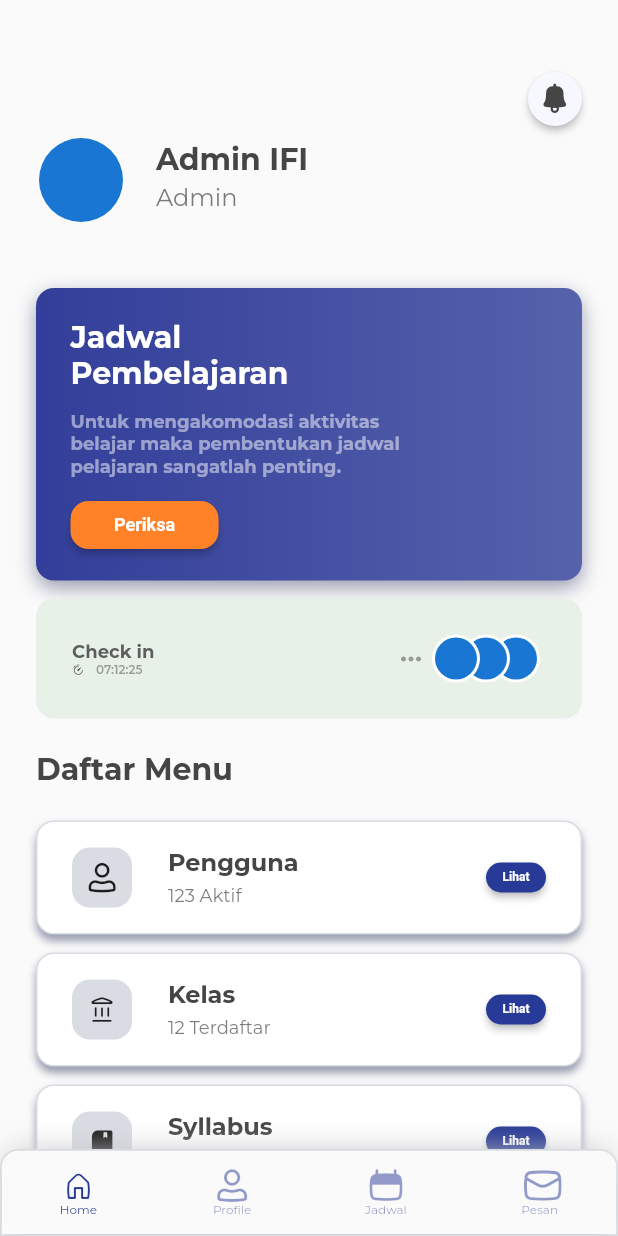
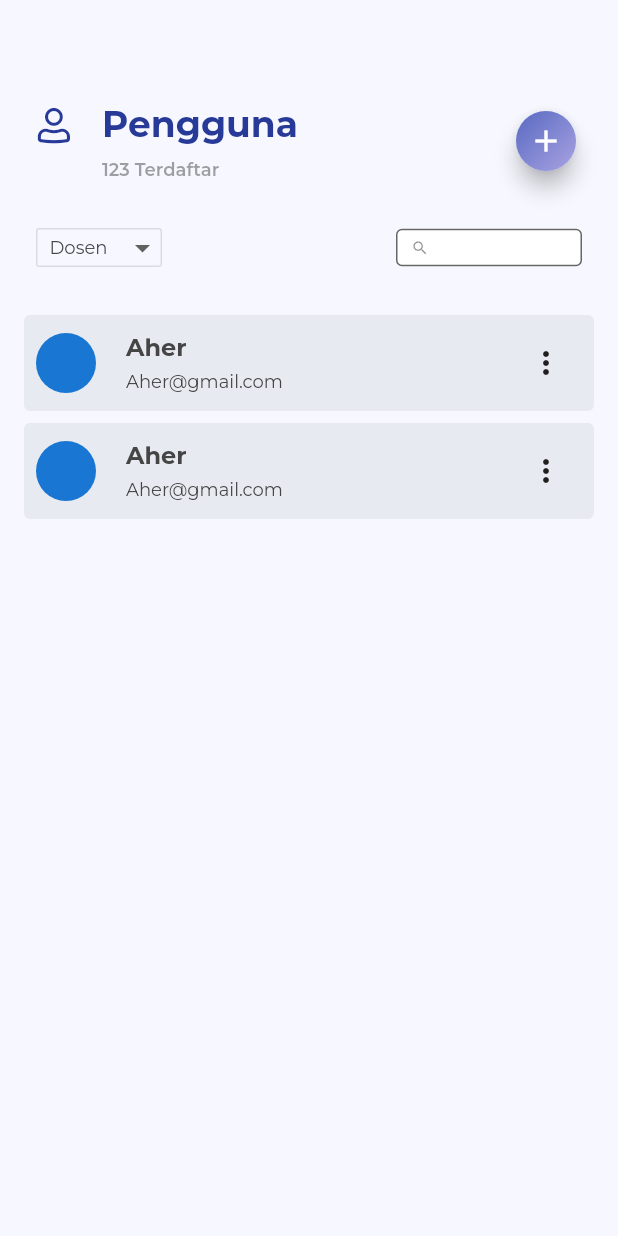
Before and after one commit to fadilmuh22/ifi_lms, a Flutter app: the screen it shows after launch, after a tap on "Lihat", on a phone screen of 412 x 824 dp. Run offline on Flutter 3.47's test engine with Material 2 defaults, Android fonts, the phone set to English and light mode, and no system bars; drawn by our look-alikes of flutter_slidable; our stand-ins replace dio, flutter_riverpod, syncfusion_flutter_calendar.

Commit message:
users screen adn classes screen

```diff
--- a/lib/screens/dashboard_screen.dart
+++ b/lib/screens/dashboard_screen.dart
@@ -1,4 +1,6 @@
 import 'package:flutter/material.dart';
+import 'package:ifi_lms/screens/classes_screen.dart';
+import 'package:ifi_lms/screens/users_screen.dart';
 import 'package:ifi_lms/util/colors.dart';
 import 'package:ifi_lms/util/custom_icons.dart';
 
@@ -43,11 +45,21 @@ class _DashboardScreenState extends State<DashboardScreen> {
             ),
             const SizedBox(height: 22),
             _crudMenuListTile(
-                context, CustomIcons.person, 'Pengguna', '123 Aktif'),
+                context, CustomIcons.person, 'Pengguna', '123 Aktif', () {
+              Navigator.push(
+                context,
+                MaterialPageRoute(builder: (context) => const UsersScreen()),
+              );
+            }),
             _crudMenuListTile(
-                context, CustomIcons.class_icon, 'Kelas', '12 Terdaftar'),
+                context, CustomIcons.class_icon, 'Kelas', '12 Terdaftar', () {
+              Navigator.push(
+                context,
+                MaterialPageRoute(builder: (context) => const ClassesScreen()),
+              );
+            }),
             _crudMenuListTile(
-                context, CustomIcons.syllabus, 'Syllabus', '3 Kategori'),
+                context, CustomIcons.syllabus, 'Syllabus', '3 Kategori', () {}),
           ],
         ),
         const SizedBox(height: 48),
@@ -55,8 +67,8 @@ class _DashboardScreenState extends State<DashboardScreen> {
     );
   }
 
-  Container _crudMenuListTile(
-      BuildContext context, IconData iconTile, String title, String stats) {
+  Container _crudMenuListTile(BuildContext context, IconData iconTile,
+      String title, String stats, void Function()? onPressed) {
     return Container(
       margin: const EdgeInsets.only(bottom: 12),
       padding: const EdgeInsets.symmetric(vertical: 17.0, horizontal: 23),
@@ -125,7 +137,7 @@ class _DashboardScreenState extends State<DashboardScreen> {
             width: 40,
             height: 20,
             child: ElevatedButton(
-              onPressed: () {},
+              onPressed: onPressed,
               child: const Text('Lihat'),
               style: ElevatedButton.styleFrom(
                 shape: RoundedRectangleBorder(
@@ -201,11 +213,18 @@ class _DashboardScreenState extends State<DashboardScreen> {
 
   Container _checkinCard(BuildContext context) {
     return Container(
-      padding: const EdgeInsets.all(24),
       decoration: BoxDecoration(
         color: const Color(0xFFE7F1E8),
         borderRadius: BorderRadius.circular(12),
       ),
+      child: Material(
+        color: Colors.transparent,
+        child: InkWell(
+          onTap: () {},
+          borderRadius: BorderRadius.circular(12),
+          splashColor: ColorsUtil.font.withOpacity(.5),
+          child: Padding(
+            padding: const EdgeInsets.all(24),
             child: Row(
               mainAxisAlignment: MainAxisAlignment.spaceBetween,
               children: [
@@ -300,6 +319,9 @@ class _DashboardScreenState extends State<DashboardScreen> {
                 ),
               ],
             ),
+          ),
+        ),
+      ),
     );
   }
 
--- a/lib/screens/profile_screen.dart
+++ b/lib/screens/profile_screen.dart
@@ -237,7 +237,7 @@ class _ProfileScreenState extends State<ProfileScreen> {
                         }).toList(),
                         onChanged: (_) {},
                       ),
-                    )
+                    ),
                   ],
                 ),
               ),
@@ -403,7 +403,8 @@ dynamic uploadFile(BuildContext context) {
     ),
     clipBehavior: Clip.antiAliasWithSaveLayer,
     builder: (context) {
-      return Column(
+      return Container(
+        child: Column(
           children: [
             ListTile(
               leading: const Icon(Icons.photo),
@@ -413,6 +414,7 @@ dynamic uploadFile(BuildContext context) {
               },
             ),
           ],
+        ),
       );
     },
   );
--- /dev/null
+++ b/lib/screens/users_screen.dart
@@ -0,0 +1,276 @@
+import 'package:flutter/material.dart';
+import 'package:flutter_slidable/flutter_slidable.dart';
+import 'package:ifi_lms/util/colors.dart';
+import 'package:ifi_lms/util/custom_icons.dart';
+
+class UsersScreen extends StatefulWidget {
+  const UsersScreen({Key? key}) : super(key: key);
+
+  @override
+  State<UsersScreen> createState() => _UsersScreenState();
+}
+
+class _UsersScreenState extends State<UsersScreen> {
+  final FocusNode _searchFieldFocus = FocusNode();
+  @override
+  Widget build(BuildContext context) {
+    return GestureDetector(
+      onTap: () => FocusManager.instance.primaryFocus?.unfocus(),
+      child: Scaffold(
+        backgroundColor: Theme.of(context).colorScheme.background,
+        body: ListView(
+          padding: const EdgeInsets.all(16),
+          children: [
+            const SizedBox(height: 52),
+            Padding(
+              padding: const EdgeInsets.symmetric(horizontal: 8.0),
+              child: Column(
+                children: [
+                  Row(
+                    mainAxisAlignment: MainAxisAlignment.spaceBetween,
+                    children: [
+                      Row(
+                        crossAxisAlignment: CrossAxisAlignment.start,
+                        children: [
+                          Column(
+                            children: [
+                              Padding(
+                                padding: const EdgeInsets.only(top: 4.0),
+                                child: Icon(
+                                  CustomIcons.person,
+                                  color: ColorsUtil.primary,
+                                  size: 24,
+                                ),
+                              ),
+                            ],
+                          ),
+                          const SizedBox(width: 20),
+                          Column(
+                            crossAxisAlignment: CrossAxisAlignment.start,
+                            children: [
+                              Text(
+                                'Pengguna',
+                                style: TextStyle(
+                                  color: ColorsUtil.primary,
+                                  fontSize: 24,
+                                  fontWeight: FontWeight.bold,
+                                ),
+                              ),
+                              const SizedBox(height: 8),
+                              Text(
+                                '123 Terdaftar',
+                                style: TextStyle(
+                                  color: ColorsUtil.font.withOpacity(.5),
+                                  fontSize: 12,
+                                  fontWeight: FontWeight.w600,
+                                ),
+                              ),
+                            ],
+                          ),
+                        ],
+                      ),
+                      FloatingActionButton(
+                        onPressed: () {},
+                        mini: true,
+                        child: Container(
+                          width: 40,
+                          height: 40,
+                          child: Icon(
+                            Icons.add,
+                            size: 24,
+                            color: Theme.of(context).colorScheme.onPrimary,
+                          ),
+                          decoration: const BoxDecoration(
+                            shape: BoxShape.circle,
+                            gradient: LinearGradient(
+                              colors: [
+                                Color(0xFF5769C1),
+                                Color(0xFFAAA3E2),
+                              ],
+                              begin: Alignment(-1, -1),
+                              end: Alignment(1, 1),
+                              tileMode: TileMode.mirror,
+                            ),
+                          ),
+                        ),
+                      ),
+                    ],
+                  ),
+                  const SizedBox(height: 32),
+                  Row(
+                    mainAxisAlignment: MainAxisAlignment.spaceBetween,
+                    children: [
+                      Container(
+                        width: 84,
+                        padding: const EdgeInsets.only(
+                          left: 8,
+                        ),
+                        decoration: BoxDecoration(
+                          color: ColorsUtil.background,
+                          border: Border.all(
+                            color: const Color(0xFFD9DCE3),
+                            width: 1,
+                          ),
+                          borderRadius: BorderRadius.circular(2),
+                        ),
+                        child: DropdownButton<String>(
+                          isDense: true,
+                          isExpanded: true,
+                          focusColor: ColorsUtil.gray,
+                          underline: Container(),
+                          hint: Text(
+                            'Dosen',
+                            style: TextStyle(
+                              color: ColorsUtil.font,
+                              fontSize: 12,
+                            ),
+                          ),
+                          items: <String>['Mahasiswa', 'Admin']
+                              .map((String value) {
+                            return DropdownMenuItem<String>(
+                              value: value,
+                              child: Text(
+                                value,
+                                style: TextStyle(
+                                  color: ColorsUtil.font.withOpacity(.5),
+                                  fontSize: 12,
+                                ),
+                              ),
+                            );
+                          }).toList(),
+                          onChanged: (_) {},
+                        ),
+                      ),
+                      SizedBox(
+                        width: 124,
+                        child: TextFormField(
+                          focusNode: _searchFieldFocus,
+                          style: const TextStyle(
+                            fontSize: 12,
+                          ),
+                          decoration: InputDecoration(
+                            isDense: true,
+                            contentPadding: const EdgeInsets.symmetric(
+                                horizontal: 10, vertical: 5),
+                            fillColor: Colors.white,
+                            prefixIconConstraints: const BoxConstraints(),
+                            prefixIcon: _searchFieldFocus.hasPrimaryFocus
+                                ? null
+                                : const Padding(
+                                    padding: EdgeInsets.only(left: 10.0),
+                                    child: Icon(
+                                      Icons.search,
+                                      size: 12,
+                                    ),
+                                  ),
+                            border: const OutlineInputBorder(
+                                borderSide: BorderSide(
+                              color: Color(0xFFD9DCE3),
+                              width: 1,
+                            )),
+                          ),
+                        ),
+                      ),
+                    ],
+                  ),
+                ],
+              ),
+            ),
+            const SizedBox(height: 32),
+            _usersListTile(context, true),
+            _usersListTile(context, true),
+          ],
+        ),
+      ),
+    );
+  }
+
+  Widget _usersListTile(BuildContext context, bool active) {
+    return Container(
+      margin: const EdgeInsets.only(bottom: 8),
+      decoration: BoxDecoration(
+        borderRadius: BorderRadius.circular(4),
+        color: const Color(0xFFD9DCE3).withOpacity(.5),
+      ),
+      child: Slidable(
+        key: const ValueKey(0),
+        closeOnScroll: true,
+        endActionPane: ActionPane(
+          extentRatio: .15,
+          dragDismissible: false,
+          motion: const ScrollMotion(),
+          dismissible: DismissiblePane(onDismissed: () {}),
+          children: [
+            SlidableAction(
+              onPressed: (context) {},
+              backgroundColor: Colors.transparent,
+              foregroundColor: Colors.red,
+              icon: CustomIcons.trash,
+            ),
+          ],
+        ),
+        child: Material(
+          color: Colors.transparent,
+          child: InkWell(
+            onTap: () {},
+            borderRadius: BorderRadius.circular(4),
+            splashColor: ColorsUtil.font.withOpacity(.5),
+            child: Padding(
+              padding: const EdgeInsets.all(8.0),
+              child: Row(
+                mainAxisAlignment: MainAxisAlignment.spaceBetween,
+                children: [
+                  Row(
+                    children: [
+                      const SizedBox(
+                        width: 40,
+                        height: 40,
+                        child: CircleAvatar(),
+                      ),
+                      const SizedBox(width: 20),
+                      Column(
+                        crossAxisAlignment: CrossAxisAlignment.start,
+                        children: [
+                          Padding(
+                            padding: const EdgeInsets.only(bottom: 4.0),
+                            child: Text(
+                              'Aher',
+                              style: TextStyle(
+                                fontSize: 16,
+                                fontWeight: FontWeight.bold,
+                                color:
+                                    Theme.of(context).colorScheme.onBackground,
+                              ),
+                            ),
+                          ),
+                          Text(
+                            'Aher@gmail.com',
+                            style: TextStyle(
+                              fontSize: 12,
+                              fontWeight: FontWeight.normal,
+                              color: Theme.of(context).colorScheme.onBackground,
+                            ),
+                          ),
+                        ],
+                      ),
+                    ],
+                  ),
+                  Row(
+                    children: [
+                      IconButton(
+                        icon: const Icon(
+                          Icons.more_vert,
+                        ),
+                        onPressed: () {},
+                      ),
+                    ],
+                  ),
+                ],
+              ),
+            ),
+          ),
+        ),
+      ),
+    );
+  }
+}
--- a/pubspec.yaml
+++ b/pubspec.yaml
@@ -37,6 +37,7 @@ dependencies:
   dio: ^4.0.4
   table_calendar: ^3.0.5
   syncfusion_flutter_calendar: ^20.1.50
+  flutter_slidable: ^1.2.0
 
 dev_dependencies:
   flutter_test:
```
Also changed, not shown: lib/main.dart (+7 -0 lines), lib/screens/classes_screen.dart (added, +299 -0 lines), lib/screens/schedule_screen.dart (+21 -8 lines), pubspec.lock. Lines whose indentation alone changed are shown as unchanged.
